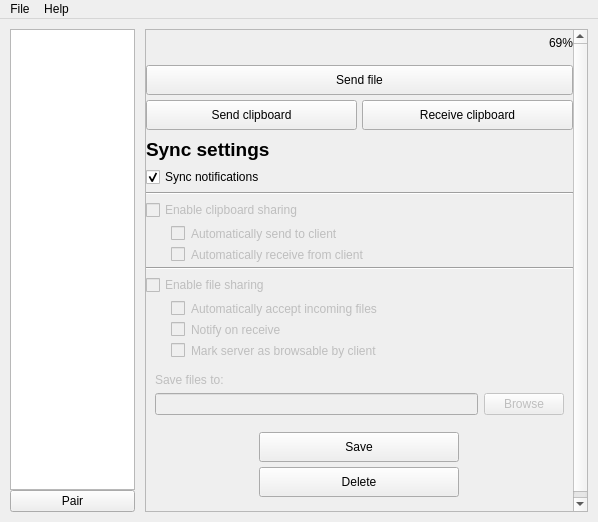
The window that Server/src/Windows/mainWindow.ui (SCCapstone/Neptune) describes before a commit, drawn with Qt 5.
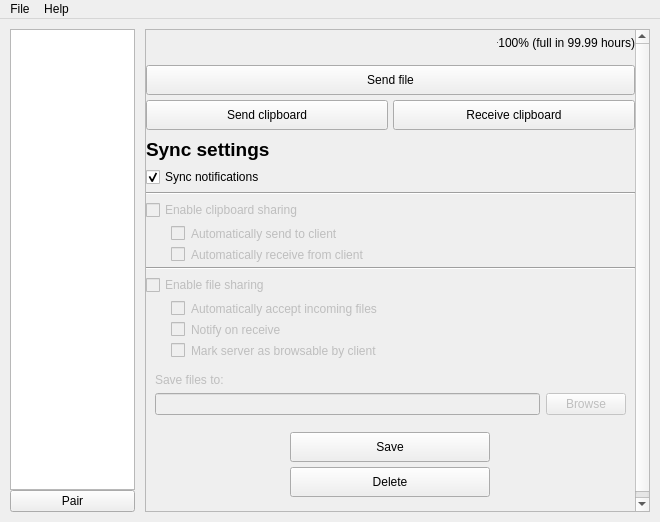
The same window after the commit.

The edit to the form file:
```diff
--- a/Server/src/Windows/mainWindow.ui
+++ b/Server/src/Windows/mainWindow.ui
@@ -6,7 +6,7 @@
    <rect>
     <x>0</x>
     <y>0</y>
-    <width>598</width>
+    <width>660</width>
     <height>522</height>
    </rect>
   </property>
@@ -84,7 +84,7 @@
           <rect>
            <x>0</x>
            <y>0</y>
-           <width>420</width>
+           <width>482</width>
            <height>485</height>
           </rect>
          </property>
@@ -160,7 +160,7 @@
               <widget class="QLabel" name="lblClientBatteryLevel">
                <property name="minimumSize">
                 <size>
-                 <width>125</width>
+                 <width>138</width>
                  <height>0</height>
                 </size>
                </property>
@@ -171,7 +171,7 @@
                 </size>
                </property>
                <property name="text">
-                <string notr="true">69%</string>
+                <string notr="true">+100% (full in 99.99 hours)</string>
                </property>
                <property name="alignment">
                 <set>Qt::AlignRight|Qt::AlignTrailing|Qt::AlignVCenter</set>
@@ -878,7 +878,7 @@
     <rect>
      <x>0</x>
      <y>0</y>
-     <width>598</width>
+     <width>660</width>
      <height>22</height>
     </rect>
    </property>
```
